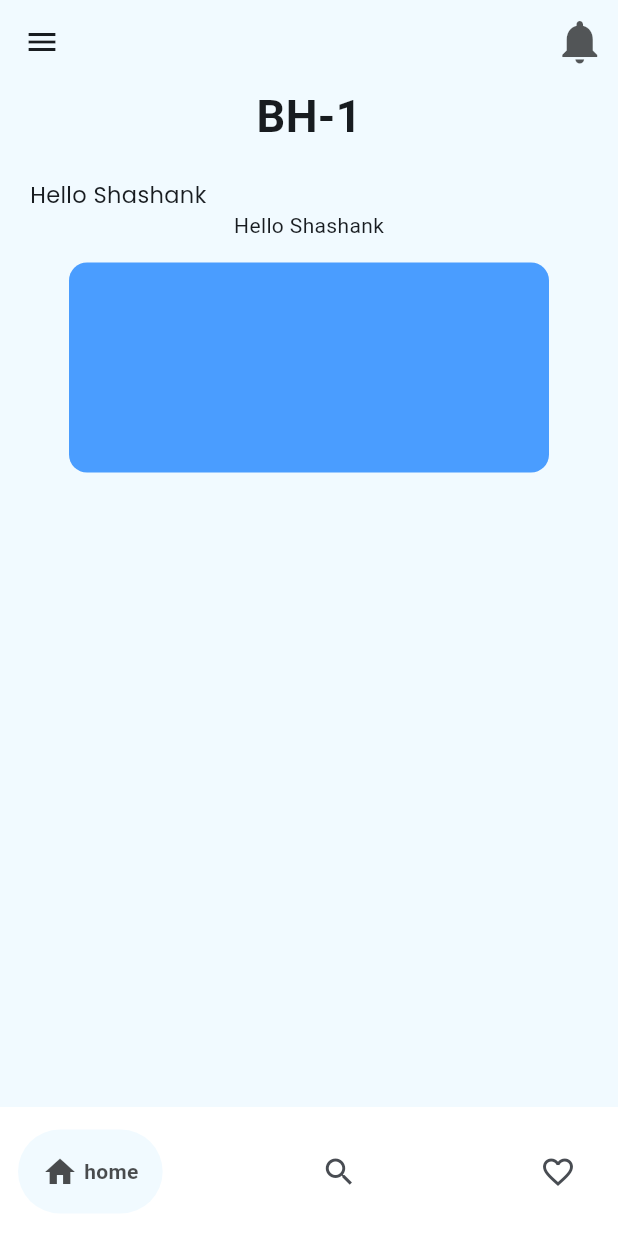
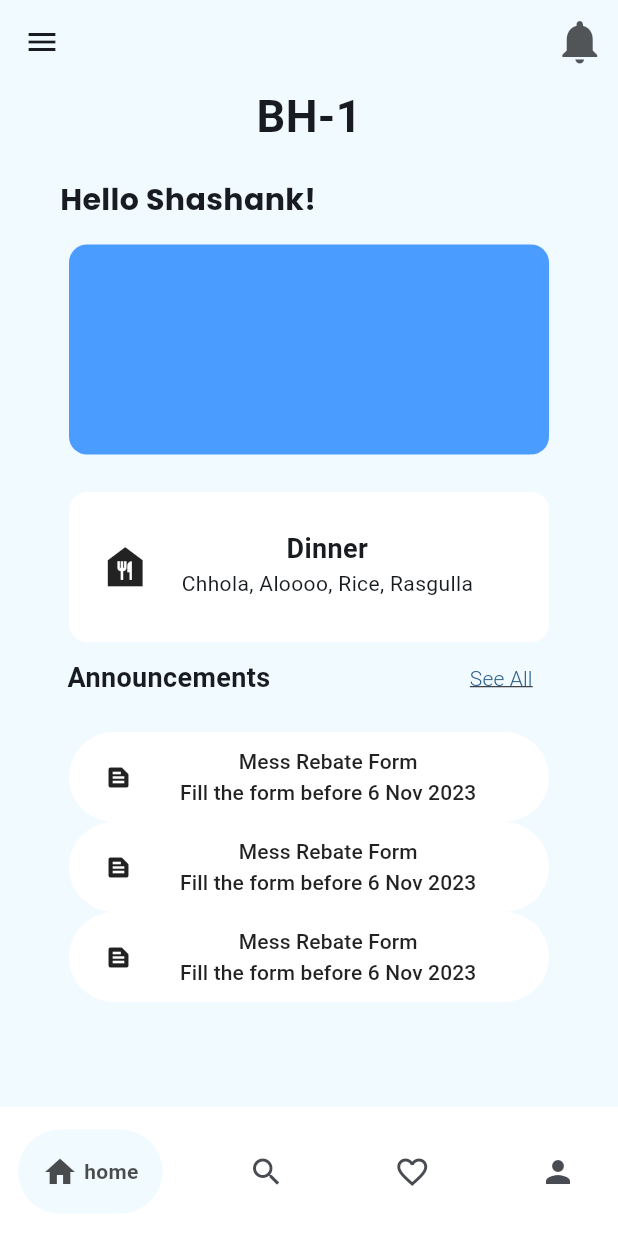
Before and after one commit to parthrevanwar/DormLink, a Flutter app: the screen it shows after launch, on a phone screen of 412 x 824 dp. Run offline on Flutter 3.47's test engine with Material 2 defaults, Android fonts, the phone set to English and light mode, and no system bars; drawn by our look-alikes of google_nav_bar; our stand-ins replace google_fonts.

Commit message:
announcements and Now playing

```diff
--- /dev/null
+++ b/dorm_link/lib/announcements.dart
@@ -0,0 +1,133 @@
+import 'package:flutter/material.dart';
+
+class announcements extends StatelessWidget {
+  const announcements({super.key});
+
+  @override
+  Widget build(BuildContext context) {
+    return Column(
+      children: [
+        // const SizedBox(
+        //   height: 100,
+        // ),
+        Row(
+          mainAxisSize: MainAxisSize.max,
+          mainAxisAlignment: MainAxisAlignment.center,
+          children: [
+            const Text(
+              "Announcements",
+              style: TextStyle(fontSize: 18, fontWeight: FontWeight.w600),
+            ),
+            const SizedBox(
+              width: 121,
+            ),
+            TextButton(
+                onPressed: () {},
+                child: const Text(
+                  "See All",
+                  style: TextStyle(
+                      fontSize: 14,
+                      fontWeight: FontWeight.w300,
+                      decoration: TextDecoration.underline),
+                ))
+          ],
+        ),
+        const SizedBox(
+          height: 12,
+        ),
+        Center(
+          child: SizedBox(
+            width: 320,
+            child: Column(
+              children: [
+                ElevatedButton(
+                    onPressed: () {},
+                    style: ElevatedButton.styleFrom(
+                        elevation: 0,
+                        minimumSize: const Size(300, 60),
+                        backgroundColor: Colors.white,
+                        foregroundColor: Colors.black87),
+                    child: Row(
+                      children: [
+                        Icon(Icons.text_snippet),
+                        SizedBox(
+                          width: 32,
+                        ),
+                        Column(
+                          mainAxisAlignment: MainAxisAlignment.start,
+                          children: [
+                            Container(
+                                child: Text(
+                              "Mess Rebate Form",
+                              textAlign: TextAlign.left,
+                            )),
+                            SizedBox(height: 1),
+                            Text("Fill the form before 6 Nov 2023")
+                          ],
+                        )
+                      ],
+                    )),
+                //SizedBox(height: 12,),
+                ElevatedButton(
+                    onPressed: () {},
+                    style: ElevatedButton.styleFrom(
+                        elevation: 0,
+                        minimumSize: const Size(300, 60),
+                        backgroundColor: Colors.white,
+                        foregroundColor: Colors.black87),
+                    child: Row(
+                      children: [
+                        Icon(Icons.text_snippet),
+                        SizedBox(
+                          width: 32,
+                        ),
+                        Column(
+                          mainAxisAlignment: MainAxisAlignment.start,
+                          children: [
+                            Container(
+                                child: Text(
+                              "Mess Rebate Form",
+                              textAlign: TextAlign.left,
+                            )),
+                            SizedBox(height: 1),
+                            Text("Fill the form before 6 Nov 2023")
+                          ],
+                        )
+                      ],
+                    )),
+                // SizedBox(height: 12,),
+                ElevatedButton(
+                    onPressed: () {},
+                    style: ElevatedButton.styleFrom(
+                        elevation: 0,
+                        minimumSize: const Size(300, 60),
+                        backgroundColor: Colors.white,
+                        foregroundColor: Colors.black87),
+                    child: Row(
+                      children: [
+                        Icon(Icons.text_snippet),
+                        SizedBox(
+                          width: 32,
+                        ),
+                        Column(
+                          mainAxisAlignment: MainAxisAlignment.start,
+                          children: [
+                            Container(
+                                child: Text(
+                              "Mess Rebate Form",
+                              textAlign: TextAlign.left,
+                            )),
+                            SizedBox(height: 1),
+                            Text("Fill the form before 6 Nov 2023")
+                          ],
+                        )
+                      ],
+                    )),
+              ],
+            ),
+          ),
+        )
+      ],
+    );
+  }
+}
--- /dev/null
+++ b/dorm_link/lib/home.dart
@@ -0,0 +1,111 @@
+import 'package:flutter/material.dart';
+import 'package:google_fonts/google_fonts.dart';
+import 'announcements.dart';
+
+class Home extends StatelessWidget {
+  const Home({super.key});
+  @override
+  Widget build(BuildContext context) {
+    // TODO: implement build
+    final name = "Shashank";
+    return Column(
+      children: [
+        // SizedBox(
+        //   height: 10,
+        // ),
+        const Center(
+          child: Text(
+            'BH-1',
+            style: TextStyle(fontWeight: FontWeight.bold, fontSize: 30),
+          ),
+        ),
+
+        SizedBox(
+          height: 20,
+        ),
+
+        Padding(
+          padding: const EdgeInsets.symmetric(horizontal: 40.0),
+          child: Container(
+            alignment: Alignment.centerLeft,
+            child: Text(
+              'Hello $name!',
+              style: GoogleFonts.poppins(
+                  fontSize: 20, fontWeight: FontWeight.bold),
+              textAlign: TextAlign.left,
+            ),
+          ),
+        ),
+        // Text(
+        //   'Hello $name',
+        //   textAlign: TextAlign.left,
+        // ),
+        Padding(
+          padding: const EdgeInsets.symmetric(vertical: 15.0, horizontal: 10),
+          child: Center(
+            child: Container(
+              height: 140,
+              width: 320,
+              // color: Color.fromARGB(255, 74, 158, 255),
+              decoration: BoxDecoration(
+                color: Color(0xFF4A9DFF),
+                borderRadius: BorderRadius.all(
+                  Radius.circular(12),
+                ),
+              ),
+            ),
+          ),
+        ),
+        const SizedBox(
+          height: 10,
+          // child: ListView.builder(
+          //   scrollDirection: Axis.horizontal,
+          //   itemCount: 4,
+          //   itemBuilder: (context, index),
+          // ),
+        ),
+
+        Container(
+          height: 100,
+          width: 320,
+          // child: Text('Hello'),
+
+          decoration: const BoxDecoration(
+            color: Colors.white,
+            borderRadius: BorderRadius.all(
+              Radius.circular(12),
+            ),
+          ),
+          child: const Row(
+            children: [
+              Padding(
+                padding: EdgeInsets.symmetric(horizontal: 20.0),
+                child: Icon(
+                  Icons.food_bank,
+                  size: 35,
+                ),
+              ),
+              Column(
+                children: [
+                  Center(
+                    child: Padding(
+                      padding: EdgeInsets.only(top: 25.0),
+                      child: Text(
+                        textAlign: TextAlign.left,
+                        "Dinner",
+                        style: TextStyle(
+                            fontWeight: FontWeight.bold, fontSize: 18),
+                      ),
+                    ),
+                  ),
+                  Text('Chhola, Aloooo, Rice, Rasgulla'),
+                ],
+              )
+            ],
+          ),
+        ),
+        announcements(),
+      ],
+    );
+  }
+}
--- a/dorm_link/lib/main.dart
+++ b/dorm_link/lib/main.dart
@@ -2,6 +2,11 @@ import 'package:flutter/material.dart';
 import 'package:dorm_link/sidebar.dart';
 import 'package:google_nav_bar/google_nav_bar.dart';
 import 'package:google_fonts/google_fonts.dart';
+import 'package:dorm_link/now_playing.dart';
+import 'announcements.dart';
+
+import './home.dart';
+import './profilepage.dart';
 
 void main() {
   runApp(const MyApp());
@@ -35,7 +40,14 @@ class MyHomePage extends StatefulWidget {
 class _MyHomePageState extends State<MyHomePage> {
   @override
   Widget build(BuildContext context) {
-    final String name = "Shashank";
+    //Widget? currentScreen = const Home();
+    // final int index = 5;
+    // void switchToProfile() {
+    //   setState(() {
+    //     currentScreen = ProfilePage();
+    //   });
+    // }
+
     return Scaffold(
       backgroundColor: Color.fromARGB(255, 241, 250, 255),
       drawer: Sidebar(),
@@ -48,7 +60,7 @@ class _MyHomePageState extends State<MyHomePage> {
         //   'BH-1',
         //   style: TextStyle(),
         // ),
-        actions: [
+        actions: const [
           IconButton(
             onPressed: null,
             icon: Icon(
@@ -59,60 +71,12 @@ class _MyHomePageState extends State<MyHomePage> {
           ),
         ],
       ),
-      body: Column(
-        children: [
-          // SizedBox(
-          //   height: 10,
-          // ),
-          const Center(
-            child: Text(
-              'BH-1',
-              style: TextStyle(fontWeight: FontWeight.bold, fontSize: 30),
-            ),
-          ),
-
-          SizedBox(
-            height: 20,
-          ),
-
-          Padding(
-            padding: const EdgeInsets.symmetric(horizontal: 20.0),
-            child: Container(
-              alignment: Alignment.centerLeft,
-              child: Text(
-                'Hello $name',
-                style: GoogleFonts.poppins(fontSize: 15),
-                textAlign: TextAlign.left,
-              ),
-            ),
-          ),
-          Text(
-            'Hello $name',
-            textAlign: TextAlign.left,
-          ),
-          Padding(
-            padding: const EdgeInsets.symmetric(vertical: 15.0, horizontal: 10),
-            child: Center(
-              child: Container(
-                height: 140,
-                width: 320,
-                // color: Color.fromARGB(255, 74, 158, 255),
-                decoration: BoxDecoration(
-                  color: Color(0xFF4A9DFF),
-                  borderRadius: BorderRadius.all(
-                    Radius.circular(12),
-                  ),
-                ),
-              ),
-            ),
-          ),
-        ],
-      ),
+      body: Home(),
       bottomNavigationBar: Container(
         color: Colors.white,
         // margin: EdgeInsets.all(15),
-        padding: EdgeInsets.symmetric(vertical: 15, horizontal: 12),
-        child: const GNav(
+        padding: const EdgeInsets.symmetric(vertical: 15, horizontal: 12),
+        child: GNav(
           backgroundColor: Colors.white,
           gap: 4,
           color: Color.fromARGB(255, 72, 76, 82),
@@ -125,12 +89,28 @@ class _MyHomePageState extends State<MyHomePage> {
               text: 'home',
             ),
             GButton(
+              onPressed: () {
+                Navigator.push(context,
+                    MaterialPageRoute(builder: (context) => now_playing()));
+              },
               icon: Icons.search,
               text: 'search',
             ),
             GButton(
+              onPressed: () {
+                Navigator.push(context,
+                    MaterialPageRoute(builder: (context) => ProfilePage()));
+              },
               icon: Icons.favorite_border,
               text: '---',
+            ),
+            GButton(
+              onPressed: () {
+                Navigator.push(context,
+                    MaterialPageRoute(builder: (context) => ProfilePage()));
+              },
+              icon: Icons.person,
+              text: 'Profile',
             ),
           ],
         ),
--- a/dorm_link/lib/profilepage.dart
+++ b/dorm_link/lib/profilepage.dart
@@ -1,6 +1,7 @@
 import 'package:flutter/material.dart';
 
-class profilepage extends StatelessWidget {
+class ProfilePage extends StatelessWidget {
+  ProfilePage({super.key});
   @override
   Widget build(BuildContext context) {
     return Scaffold(
@@ -18,7 +19,7 @@ class profilepage extends StatelessWidget {
           child: Center(
             child: ClipRRect(
               borderRadius: BorderRadius.circular(30.0),
-              child: const Image(image: AssetImage('shashank.jpg')),
+              //child: const Image(image: AssetImage('shashank.jpg')),
             ),
           ),
         ),
```
Also changed, not shown: dorm_link/lib/now_playing.dart (added, +191 -0 lines), dorm_link/lib/tempCodeRunnerFile.dart (added, +110 -0 lines), dorm_link/pubspec.yaml (+5 -8 lines).
